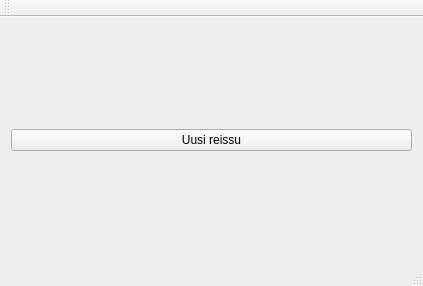
This is mainwindow.ui in samuliwritescode/uistelupaivakirja-desktop as Qt 5 draws it before an edit. The edited form follows.
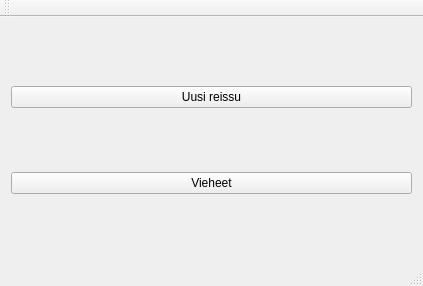
This is the edited form.

Commit message: -Vieheet-ikkuna

Diff of the .ui file:
```diff
--- a/mainwindow.ui
+++ b/mainwindow.ui
@@ -22,6 +22,16 @@
       </property>
      </widget>
     </item>
+    <item row="1" column="0">
+     <widget class="QPushButton" name="pushButton_2">
+      <property name="contextMenuPolicy">
+       <enum>Qt::DefaultContextMenu</enum>
+      </property>
+      <property name="text">
+       <string>Vieheet</string>
+      </property>
+     </widget>
+    </item>
    </layout>
   </widget>
   <widget class="QMenuBar" name="menuBar">
```
The commit also changes 7 other files.
